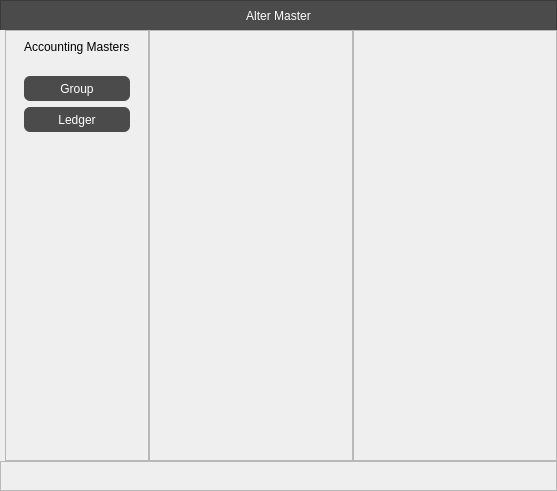
Old version of the form Resources/Ui/AlterMasterList.ui in the repository Darshitjivani/MBAS.
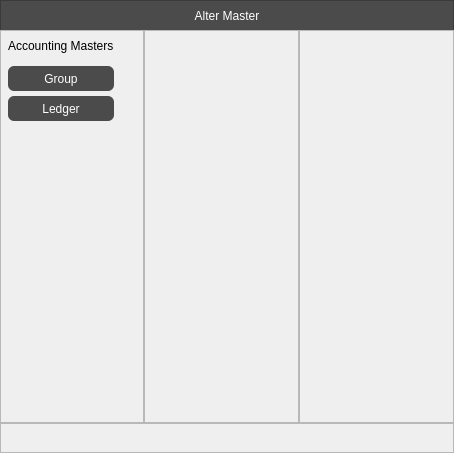
New version of the form.

The edit to the form file:
```diff
--- a/Resources/Ui/AlterMasterList.ui
+++ b/Resources/Ui/AlterMasterList.ui
@@ -6,8 +6,8 @@
    <rect>
     <x>0</x>
     <y>0</y>
-    <width>557</width>
-    <height>491</height>
+    <width>454</width>
+    <height>453</height>
    </rect>
   </property>
   <property name="windowTitle">
@@ -78,11 +78,8 @@
 </string>
       </property>
       <layout class="QGridLayout" name="gridLayout_3">
-       <property name="sizeConstraint">
-        <enum>QLayout::SetNoConstraint</enum>
-       </property>
        <property name="leftMargin">
-        <number>5</number>
+        <number>0</number>
        </property>
        <property name="topMargin">
         <number>0</number>
@@ -93,56 +90,10 @@
        <property name="bottomMargin">
         <number>0</number>
        </property>
-       <property name="horizontalSpacing">
+       <property name="spacing">
         <number>0</number>
        </property>
-       <property name="verticalSpacing">
-        <number>5</number>
-       </property>
-       <item row="0" column="1" rowspan="2" colspan="2">
-        <widget class="QWidget" name="widget_2" native="true">
-         <layout class="QGridLayout" name="gridLayout_4">
-          <property name="leftMargin">
-           <number>0</number>
-          </property>
-          <property name="topMargin">
-           <number>0</number>
-          </property>
-          <property name="rightMargin">
-           <number>0</number>
-          </property>
-          <property name="bottomMargin">
-           <number>0</number>
-          </property>
-          <property name="spacing">
-           <number>0</number>
-          </property>
-          <item row="0" column="0">
-           <widget class="QFrame" name="fAlterGroup">
-            <property name="frameShape">
-             <enum>QFrame::StyledPanel</enum>
-            </property>
-            <property name="frameShadow">
-             <enum>QFrame::Raised</enum>
-            </property>
-            <layout class="QGridLayout" name="gridLayout_5"/>
-           </widget>
-          </item>
-          <item row="0" column="1">
-           <widget class="QFrame" name="fAlterLedger">
-            <property name="frameShape">
-             <enum>QFrame::StyledPanel</enum>
-            </property>
-            <property name="frameShadow">
-             <enum>QFrame::Raised</enum>
-            </property>
-            <layout class="QGridLayout" name="gridLayout_6"/>
-           </widget>
-          </item>
-         </layout>
-        </widget>
-       </item>
-       <item row="0" column="0" rowspan="2">
+       <item row="0" column="0">
         <widget class="QFrame" name="frame">
          <property name="minimumSize">
           <size>
@@ -163,6 +114,60 @@
           <enum>QFrame::Raised</enum>
          </property>
          <layout class="QGridLayout" name="gridLayout_7">
+          <property name="leftMargin">
+           <number>0</number>
+          </property>
+          <property name="topMargin">
+           <number>0</number>
+          </property>
+          <property name="rightMargin">
+           <number>0</number>
+          </property>
+          <property name="bottomMargin">
+           <number>0</number>
+          </property>
+          <property name="horizontalSpacing">
+           <number>0</number>
+          </property>
+          <property name="verticalSpacing">
+           <number>5</number>
+          </property>
+          <item row="3" column="0">
+           <widget class="Line" name="line">
+            <property name="styleSheet">
+             <string notr="true">background-color:transparent</string>
+            </property>
+            <property name="orientation">
+             <enum>Qt::Vertical</enum>
+            </property>
+           </widget>
+          </item>
+          <item row="2" column="0">
+           <widget class="QPushButton" name="pbAlterLedger">
+            <property name="minimumSize">
+             <size>
+              <width>0</width>
+              <height>25</height>
+             </size>
+            </property>
+            <property name="styleSheet">
+             <string notr="true"/>
+            </property>
+            <property name="text">
+             <string>Ledger</string>
+            </property>
+           </widget>
+          </item>
+          <item row="1" column="2">
+           <widget class="Line" name="line_2">
+            <property name="styleSheet">
+             <string notr="true">background-color: transparent;</string>
+            </property>
+            <property name="orientation">
+             <enum>Qt::Vertical</enum>
+            </property>
+           </widget>
+          </item>
           <item row="0" column="0">
            <widget class="QLabel" name="lbAccountingMaster">
             <property name="sizePolicy">
@@ -174,7 +179,7 @@
             <property name="minimumSize">
              <size>
               <width>0</width>
-              <height>0</height>
+              <height>30</height>
              </size>
             </property>
             <property name="maximumSize">
@@ -190,7 +195,7 @@
              <string>Accounting Masters</string>
             </property>
             <property name="alignment">
-             <set>Qt::AlignLeading|Qt::AlignLeft|Qt::AlignTop</set>
+             <set>Qt::AlignLeading|Qt::AlignLeft|Qt::AlignVCenter</set>
             </property>
            </widget>
           </item>
@@ -216,26 +221,16 @@
             </property>
            </widget>
           </item>
-          <item row="2" column="0">
-           <widget class="QPushButton" name="pbAlterLedger">
+          <item row="3" column="1">
+           <widget class="Line" name="line_3">
             <property name="minimumSize">
              <size>
               <width>0</width>
-              <height>25</height>
+              <height>296</height>
              </size>
             </property>
             <property name="styleSheet">
-             <string notr="true"/>
-            </property>
-            <property name="text">
-             <string>Ledger</string>
-            </property>
-           </widget>
-          </item>
-          <item row="3" column="0">
-           <widget class="Line" name="line">
-            <property name="styleSheet">
-             <string notr="true">background-color:transparent</string>
+             <string notr="true">background-color: transparent;</string>
             </property>
             <property name="orientation">
              <enum>Qt::Vertical</enum>
@@ -245,6 +240,81 @@
          </layout>
         </widget>
        </item>
+       <item row="0" column="1">
+        <widget class="QWidget" name="widget_2" native="true">
+         <layout class="QGridLayout" name="gridLayout_4">
+          <property name="leftMargin">
+           <number>0</number>
+          </property>
+          <property name="topMargin">
+           <number>0</number>
+          </property>
+          <property name="rightMargin">
+           <number>0</number>
+          </property>
+          <property name="bottomMargin">
+           <number>0</number>
+          </property>
+          <property name="spacing">
+           <number>0</number>
+          </property>
+          <item row="0" column="0">
+           <widget class="QFrame" name="fAlterGroup">
+            <property name="frameShape">
+             <enum>QFrame::StyledPanel</enum>
+            </property>
+            <property name="frameShadow">
+             <enum>QFrame::Raised</enum>
+            </property>
+            <layout class="QGridLayout" name="gridLayout_5">
+             <property name="leftMargin">
+              <number>0</number>
+             </property>
+             <property name="topMargin">
+              <number>0</number>
+             </property>
+             <property name="rightMargin">
+              <number>0</number>
+             </property>
+             <property name="bottomMargin">
+              <number>0</number>
+             </property>
+             <property name="spacing">
+              <number>0</number>
+             </property>
+            </layout>
+           </widget>
+          </item>
+          <item row="0" column="1">
+           <widget class="QFrame" name="fAlterLedger">
+            <property name="frameShape">
+             <enum>QFrame::StyledPanel</enum>
+            </property>
+            <property name="frameShadow">
+             <enum>QFrame::Raised</enum>
+            </property>
+            <layout class="QGridLayout" name="gridLayout_6">
+             <property name="leftMargin">
+              <number>0</number>
+             </property>
+             <property name="topMargin">
+              <number>0</number>
+             </property>
+             <property name="rightMargin">
+              <number>0</number>
+             </property>
+             <property name="bottomMargin">
+              <number>0</number>
+             </property>
+             <property name="spacing">
+              <number>0</number>
+             </property>
+            </layout>
+           </widget>
+          </item>
+         </layout>
+        </widget>
+       </item>
       </layout>
      </widget>
     </item>
```
Left out of the diff: 44 changed lines with no effect on the pictures.
